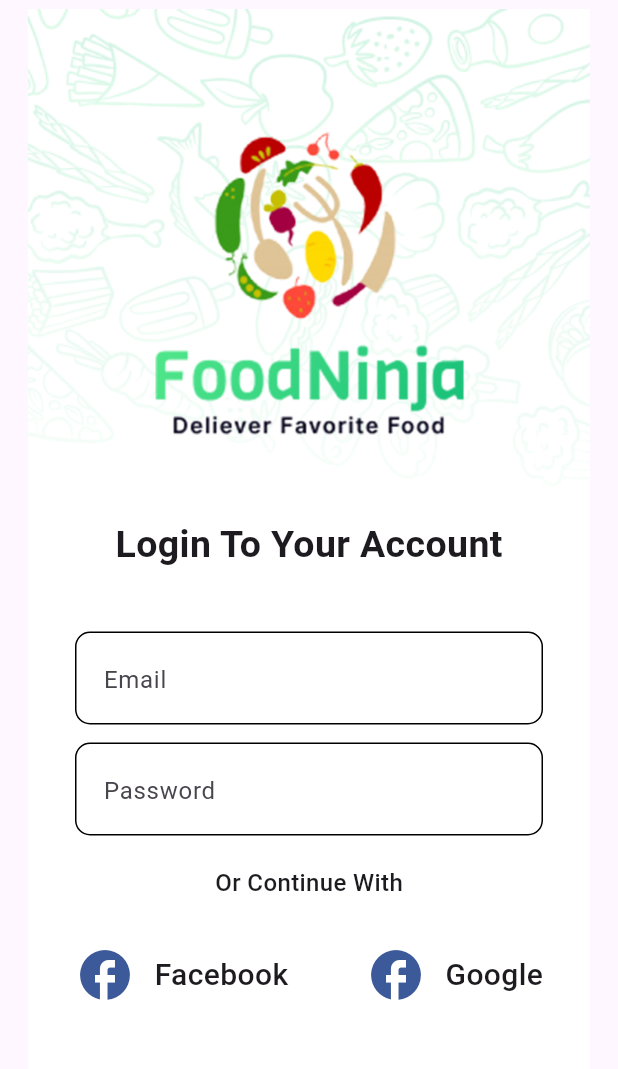
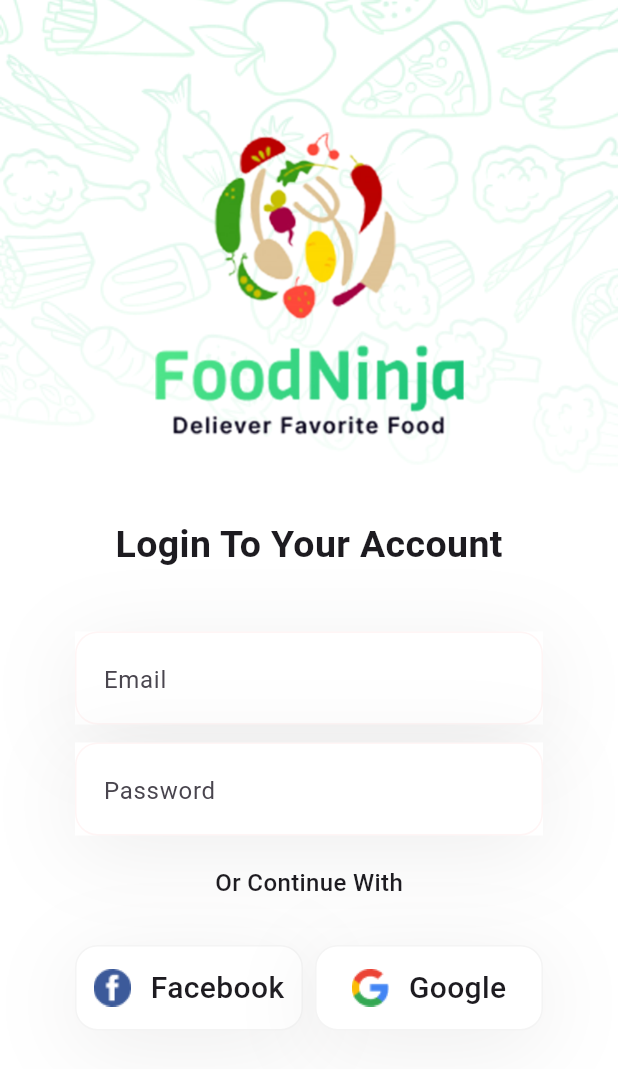
Before and after one commit to wareesha30/food_ninja, a Flutter app: the screen it shows after launch, on a phone screen of 412 x 824 dp. Shown: the top 1069 px of the screen. Run offline on Flutter 3.47's test engine with Material 2 defaults, Android fonts, the light colour scheme and no system bars.

Commit message:
new changes

```diff
--- a/lib/screens/signup.dart
+++ b/lib/screens/signup.dart
@@ -13,7 +13,11 @@
       child: Scaffold(
           body: Stack(
         children: [
-          Positioned.fill(child: Image.asset('assets/images/pattern.png')),
+          Positioned.fill(
+              child: Image.asset(
+            'assets/images/pattern.png',
+            fit: BoxFit.cover,
+          )),
           Positioned(
               top: 80,
               right: 100,
@@ -60,19 +64,11 @@
                     mainAxisAlignment: MainAxisAlignment.spaceBetween,
                     children: [
                       FacebookGoogleButton(
-                        icon: Icon(
-                          Icons.facebook,
-                          color: blue,
-                          size: 40,
-                        ),
+                        icon: Image.asset('assets/images/facebook.png'),
                         text: 'Facebook',
                       ),
                       FacebookGoogleButton(
-                        icon: Icon(
-                          Icons.facebook,
-                          color: blue,
-                          size: 40,
-                        ),
+                        icon: Image.asset('assets/images/google.png'),
                         text: 'Google',
                       ),
                     ],
--- a/lib/widgets/custom_textfield.dart
+++ b/lib/widgets/custom_textfield.dart
@@ -1,4 +1,5 @@
 import 'package:flutter/material.dart';
+import 'package:food_ninja/utils/colors.dart';
 
 class CustomTextField extends StatelessWidget {
   final String label;
@@ -6,7 +7,6 @@
   final TextInputType? keyboardType;
   final EdgeInsetsGeometry? contentPadding;
   final double? inputFieldHeight;
-  final Color? outlineBorderColor;
 
   const CustomTextField({
     Key? key,
@@ -15,27 +15,45 @@
     this.contentPadding,
     this.obscure,
     this.inputFieldHeight,
-    this.outlineBorderColor,
   }) : super(key: key);
 
   @override
   Widget build(BuildContext context) {
-    return TextFormField(
+    return Container(
+      decoration: BoxDecoration(
+        color: white,
+        boxShadow: [
+          BoxShadow(
+            color: Color.fromARGB(255, 168, 166, 166).withOpacity(0.2),
+            blurRadius: 50,
+            offset: const Offset(0, 10),
+          ),
+          const BoxShadow(
+            color: Colors.transparent,
+            offset: Offset(10, 0),
+          ),
+          const BoxShadow(
+            color: Colors.transparent,
+            offset: Offset(-10, 0),
+          ),
+        ],
+      ),
+      child: TextFormField(
         obscureText: obscure ?? false,
         style: const TextStyle(fontSize: 20),
         decoration: InputDecoration(
           label: Text(label),
           alignLabelWithHint: true,
           focusedBorder: OutlineInputBorder(
-          borderRadius: BorderRadius.circular(10),
-          borderSide: const BorderSide(
-            color: Color.fromARGB(255, 21, 21, 170),
+            borderRadius: BorderRadius.circular(15),
+            borderSide: BorderSide(
+              color: blue,
             ),
           ),
           enabledBorder: OutlineInputBorder(
-          borderRadius: BorderRadius.circular(10),
-          borderSide: BorderSide(
-            color: outlineBorderColor ?? Colors.black,
+            borderRadius: BorderRadius.circular(15),
+            borderSide: const BorderSide(
+              color: Color(0x0fff4f4f),
             ),
           ),
           contentPadding: contentPadding ??
@@ -44,6 +62,7 @@
                 vertical: inputFieldHeight ?? 16.0,
               ),
         ),
+      ),
     );
   }
 }
--- a/lib/widgets/facebook_google_button.dart
+++ b/lib/widgets/facebook_google_button.dart
@@ -1,14 +1,39 @@
 import 'package:flutter/material.dart';
 
 class FacebookGoogleButton extends StatelessWidget {
-  final Icon icon;
+  final Image icon;
   final String text;
   const FacebookGoogleButton(
       {super.key, required this.icon, required this.text});
 
   @override
   Widget build(BuildContext context) {
-    return Row(
+    return Container(
+      width: 152,
+      height: 57,
+      decoration: BoxDecoration(
+        border: Border.all(color: const Color(0xFFF4F4F4)),
+        borderRadius: BorderRadius.circular(15),
+        color: Colors.white,
+        boxShadow: [
+          BoxShadow(
+            color: Color.fromARGB(255, 168, 166, 166).withOpacity(0.2),
+            blurRadius: 50,
+            offset: const Offset(0, 10),
+          ),
+          const BoxShadow(
+            color: Colors.transparent,
+            offset: Offset(10, 0),
+          ),
+          const BoxShadow(
+            color: Colors.transparent,
+            offset: Offset(-10, 0),
+          ),
+        ],
+      ),
+      child: Center(
+        child: Row(
+          mainAxisAlignment: MainAxisAlignment.center,
           children: [
             icon,
             const SizedBox(
@@ -20,6 +45,8 @@
                   fontWeight: FontWeight.w500,
                 )),
           ],
+        ),
+      ),
     );
   }
 }
```
Lines whose indentation alone changed are shown as unchanged.
